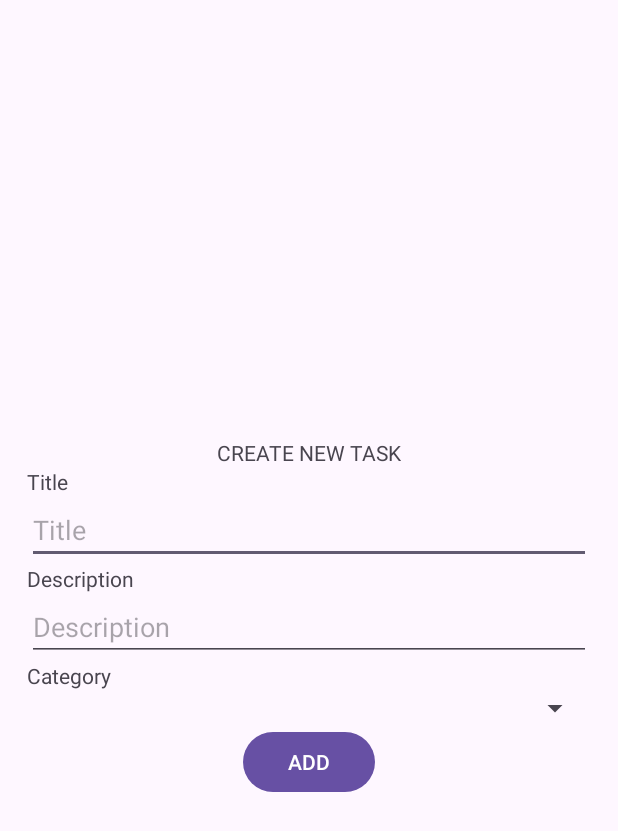
After one commit to Naruhodona/Mobile-App-Development, an Android app: the layout fragment_create_task.xml on its own in the app's theme, with its tools: preview values and no code run, on a phone screen of 412 x 824 dp. The commit adds this screen. Shown: the top 831 px of the screen. Run offline under Robolectric (Android 15) with nearby library versions, the phone set to English and light mode, and no system bars.

Commit message:
create task

```diff
--- /dev/null
+++ b/app/src/main/res/layout/fragment_create_task.xml
@@ -0,0 +1,64 @@
+<?xml version="1.0" encoding="utf-8"?>
+<LinearLayout xmlns:android="http://schemas.android.com/apk/res/android"
+    xmlns:tools="http://schemas.android.com/tools"
+    android:layout_width="match_parent"
+    android:layout_height="match_parent"
+    tools:context=".CreateTaskFragment"
+    android:orientation="vertical"
+    android:gravity="center"
+    android:layout_margin="18dp"
+    >
+
+    <TextView
+        android:id="@+id/pageTitleTv"
+        android:layout_width="wrap_content"
+        android:layout_height="wrap_content"
+        android:text="CREATE NEW TASK" />
+
+    <TextView
+        android:id="@+id/titleTv"
+        android:layout_width="match_parent"
+        android:layout_height="wrap_content"
+        android:text="Title"
+        />
+
+    <EditText
+        android:id="@+id/editTextTitle"
+        android:layout_width="match_parent"
+        android:layout_height="wrap_content"
+        android:ems="10"
+        android:inputType="text"
+        android:hint="Title" />
+
+    <TextView
+        android:id="@+id/descriptionTv"
+        android:layout_width="match_parent"
+        android:layout_height="wrap_content"
+        android:text="Description" />
+
+    <EditText
+        android:id="@+id/editTextDescription"
+        android:layout_width="match_parent"
+        android:layout_height="wrap_content"
+        android:ems="10"
+        android:inputType="text"
+        android:hint="Description" />
+
+    <TextView
+        android:id="@+id/categoryTv"
+        android:layout_width="match_parent"
+        android:layout_height="wrap_content"
+        android:text="Category" />
+
+    <Spinner
+        android:id="@+id/categorySpinner"
+        android:layout_width="match_parent"
+        android:layout_height="wrap_content" />
+
+    <Button
+        android:id="@+id/addBtn"
+        android:layout_width="wrap_content"
+        android:layout_height="wrap_content"
+        android:text="ADD" />
+
+</LinearLayout>
--- a/app/src/main/res/values/strings.xml
+++ b/app/src/main/res/values/strings.xml
@@ -2,4 +2,9 @@
     <string name="app_name">mobile-app-development</string>
     <!-- TODO: Remove or change this placeholder text -->
     <string name="hello_blank_fragment">Hello blank fragment</string>
+    <string-array name="category_array">
+        <item>Normal</item>
+        <item>Urgent</item>
+        <item>Important</item>
+    </string-array>
 </resources>
```
Also changed, not shown: app/src/main/java/org/ibda/myguessgame/CreateTaskFragment.kt (added, +55 -0 lines), app/src/main/java/org/ibda/myguessgame/CreateTaskViewModel.kt (added, +7 -0 lines), app/src/main/java/org/ibda/myguessgame/TaskDetailFragment.kt (+9 -8 lines).
